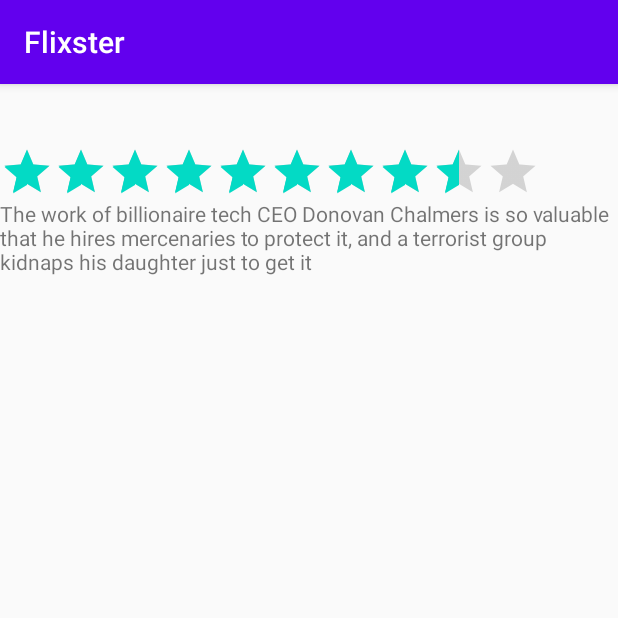
After one commit to mukulchhabra24/Flixster, an Android app: the detailActivity screen opened directly, with no data from a screen before it, on a phone screen of 412 x 824 dp, the top half of it. The commit adds this screen. Run offline under Robolectric (Android 15) with nearby library versions, the phone set to English and light mode, and no system bars; libraries missing offline, so code that uses them is left out: org.parceler; 4 statements that could not run were skipped.

Commit message:
week 2/ after the second walkthrough

```diff
--- a/app/build.gradle
+++ b/app/build.gradle
@@ -32,6 +32,8 @@ dependencies {
     androidTestImplementation 'androidx.test.ext:junit:1.1.2'
     androidTestImplementation 'androidx.test.espresso:espresso-core:3.3.0'
     implementation 'com.github.bumptech.glide:glide:4.11.0'
+    implementation 'org.parceler:parceler-api:1.1.12'
+    annotationProcessor 'org.parceler:parceler:1.1.12'
     annotationProcessor 'com.github.bumptech.glide:compiler:4.11.0'
 
 }
--- /dev/null
+++ b/app/src/main/java/com/example/flixster/detailActivity.java
@@ -0,0 +1,33 @@
+package com.example.flixster;
+
+import androidx.appcompat.app.AppCompatActivity;
+
+import android.os.Bundle;
+import android.widget.RatingBar;
+import android.widget.TextView;
+
+import com.example.flixster.models.Movie;
+
+import org.parceler.Parcels;
+
+public class detailActivity extends AppCompatActivity {
+
+    TextView tvTitle;
+    TextView tvOverview;
+    RatingBar ratingBar;
+    @Override
+    protected void onCreate(Bundle savedInstanceState) {
+        super.onCreate(savedInstanceState);
+        setContentView(R.layout.activity_detail);
+
+        tvTitle= findViewById(R.id.tvTitle);
+        tvOverview=findViewById(R.id.tvOverview);
+        ratingBar=findViewById(R.id.ratingBar);
+        Movie movie= Parcels.unwrap(getIntent().getParcelableExtra("movie"));
+        tvTitle.setText(movie.getTitle());
+        tvOverview.setText(movie.getOverview());
+        ratingBar.setRating((float) movie.getRating());
+
+
+    }
+}
--- /dev/null
+++ b/app/src/main/res/layout/activity_detail.xml
@@ -0,0 +1,32 @@
+<?xml version="1.0" encoding="utf-8"?>
+<LinearLayout
+    xmlns:android="http://schemas.android.com/apk/res/android"
+    xmlns:app="http://schemas.android.com/apk/res-auto"
+    xmlns:tools="http://schemas.android.com/tools"
+    android:layout_width="match_parent"
+    android:layout_height="match_parent"
+    tools:context=".detailActivity"
+    android:orientation="vertical"
+    >
+
+    <TextView
+        android:id="@+id/tvTitle"
+        android:layout_width="match_parent"
+        android:layout_height="wrap_content"
+        android:textSize="30sp"
+        tools:text="IT CHAPTER TWO" />
+
+    <RatingBar
+        android:id="@+id/ratingBar"
+        style="@style/Widget.AppCompat.RatingBar.Indicator"
+        android:layout_width="wrap_content"
+        android:layout_height="wrap_content"
+        android:numStars="10"
+        android:rating="8.5" />
+
+    <TextView
+        android:id="@+id/tvOverview"
+        android:layout_width="match_parent"
+        android:layout_height="wrap_content"
+        android:text="The work of billionaire tech CEO Donovan Chalmers is so valuable that he hires mercenaries to protect it, and a terrorist group kidnaps his daughter just to get it" />
+</LinearLayout>
```
Also changed, not shown: app/src/main/AndroidManifest.xml (+5 -3 lines), app/src/main/java/com/example/flixster/adapters/movieAdapter.java (+19 -1 lines), app/src/main/java/com/example/flixster/models/Movie.java (+9 -0 lines), app/src/main/res/layout-land/item_movie.xml (+6 -5 lines), app/src/main/res/layout/item_movie.xml (+5 -4 lines).
